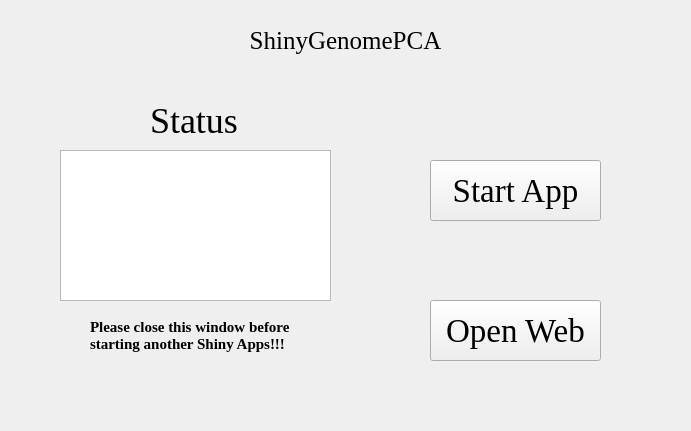
Qt form ShinyGenomePCA.ui (hzaurzli/MicroWorldOmics) before a commit.
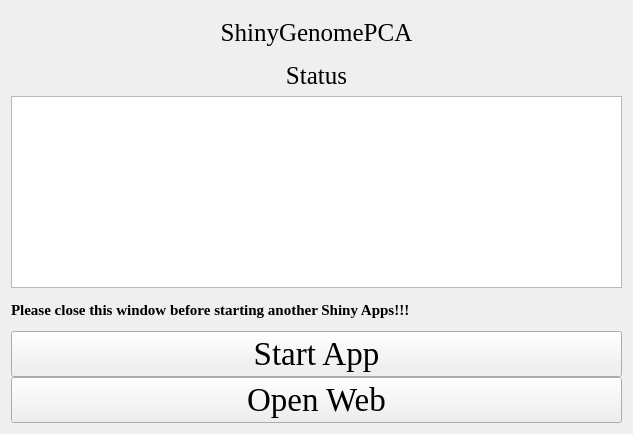
The same form after that commit. Icons and pictures are not drawn.

```diff
--- a/ShinyGenomePCA.ui
+++ b/ShinyGenomePCA.ui
@@ -6,8 +6,8 @@
    <rect>
     <x>0</x>
     <y>0</y>
-    <width>691</width>
-    <height>431</height>
+    <width>633</width>
+    <height>434</height>
    </rect>
   </property>
   <property name="windowTitle">
@@ -16,28 +16,17 @@
   <property name="styleSheet">
    <string notr="true">background-image: url(D:/tools/Pycharm/pyqt/logo/backgroundpage.png)</string>
   </property>
-  <widget class="QTextBrowser" name="textBrowser">
-   <property name="geometry">
-    <rect>
-     <x>60</x>
-     <y>150</y>
-     <width>271</width>
-     <height>151</height>
-    </rect>
+  <layout class="QGridLayout" name="gridLayout_4">
+   <property name="verticalSpacing">
+    <number>0</number>
    </property>
-   <property name="styleSheet">
-    <string notr="true">background-image: url(D:/tools/Pycharm/pyqt/logo/white.png)</string>
-   </property>
-  </widget>
+   <item row="0" column="0">
+    <layout class="QGridLayout" name="gridLayout_5">
+     <property name="verticalSpacing">
+      <number>0</number>
+     </property>
+     <item row="0" column="0" colspan="3">
   <widget class="QLabel" name="label">
-   <property name="geometry">
-    <rect>
-     <x>230</x>
-     <y>20</y>
-     <width>231</width>
-     <height>41</height>
-    </rect>
-   </property>
    <property name="font">
     <font>
      <family>Times New Roman</family>
@@ -51,75 +40,32 @@
     <set>Qt::AlignCenter</set>
    </property>
   </widget>
-  <widget class="QLabel" name="label_2">
-   <property name="geometry">
-    <rect>
-     <x>150</x>
-     <y>100</y>
-     <width>101</width>
-     <height>41</height>
-    </rect>
-   </property>
+     </item>
+     <item row="3" column="0" colspan="3">
+      <widget class="QLabel" name="label_4">
    <property name="font">
     <font>
      <family>Times New Roman</family>
-     <pointsize>27</pointsize>
+         <pointsize>19</pointsize>
     </font>
    </property>
    <property name="text">
     <string>Status</string>
    </property>
    <property name="alignment">
-    <set>Qt::AlignLeading|Qt::AlignLeft|Qt::AlignVCenter</set>
-   </property>
-  </widget>
-  <widget class="QPushButton" name="pushButton">
-   <property name="geometry">
-    <rect>
-     <x>430</x>
-     <y>160</y>
-     <width>171</width>
-     <height>61</height>
-    </rect>
-   </property>
-   <property name="font">
-    <font>
-     <family>Times New Roman</family>
-     <pointsize>25</pointsize>
-    </font>
-   </property>
-   <property name="text">
-    <string>Start App</string>
-   </property>
-  </widget>
-  <widget class="QPushButton" name="pushButton_2">
-   <property name="geometry">
-    <rect>
-     <x>430</x>
-     <y>300</y>
-     <width>171</width>
-     <height>61</height>
-    </rect>
-   </property>
-   <property name="font">
-    <font>
-     <family>Times New Roman</family>
-     <pointsize>25</pointsize>
-    </font>
-   </property>
-   <property name="text">
-    <string>Open Web</string>
-   </property>
-  </widget>
+        <set>Qt::AlignCenter</set>
+       </property>
+      </widget>
+     </item>
+     <item row="5" column="0" rowspan="2" colspan="3">
+      <widget class="QTextBrowser" name="textBrowser">
+       <property name="styleSheet">
+        <string notr="true">background-image: url(D:/Documents/Desktop/white.png)</string>
+       </property>
+      </widget>
+     </item>
+     <item row="7" column="0" colspan="3">
   <widget class="QLabel" name="label_3">
-   <property name="geometry">
-    <rect>
-     <x>90</x>
-     <y>310</y>
-     <width>211</width>
-     <height>51</height>
-    </rect>
-   </property>
    <property name="font">
     <font>
      <family>Times New Roman</family>
@@ -129,10 +75,39 @@
     </font>
    </property>
    <property name="text">
-    <string>Please close this window before
-starting another Shiny Apps!!!</string>
-   </property>
-  </widget>
+        <string>Please close this window before starting another Shiny Apps!!!</string>
+       </property>
+      </widget>
+     </item>
+     <item row="8" column="0" colspan="3">
+      <widget class="QPushButton" name="pushButton">
+       <property name="font">
+        <font>
+         <family>Times New Roman</family>
+         <pointsize>25</pointsize>
+        </font>
+       </property>
+       <property name="text">
+        <string>Start App</string>
+       </property>
+      </widget>
+     </item>
+     <item row="9" column="0" colspan="3">
+      <widget class="QPushButton" name="pushButton_2">
+       <property name="font">
+        <font>
+         <family>Times New Roman</family>
+         <pointsize>25</pointsize>
+        </font>
+       </property>
+       <property name="text">
+        <string>Open Web</string>
+       </property>
+      </widget>
+     </item>
+    </layout>
+   </item>
+  </layout>
  </widget>
  <resources/>
  <connections/>
```
Left out of the diff: 2 changed lines with no effect on the pictures. Lines whose indentation alone changed are shown as unchanged.
